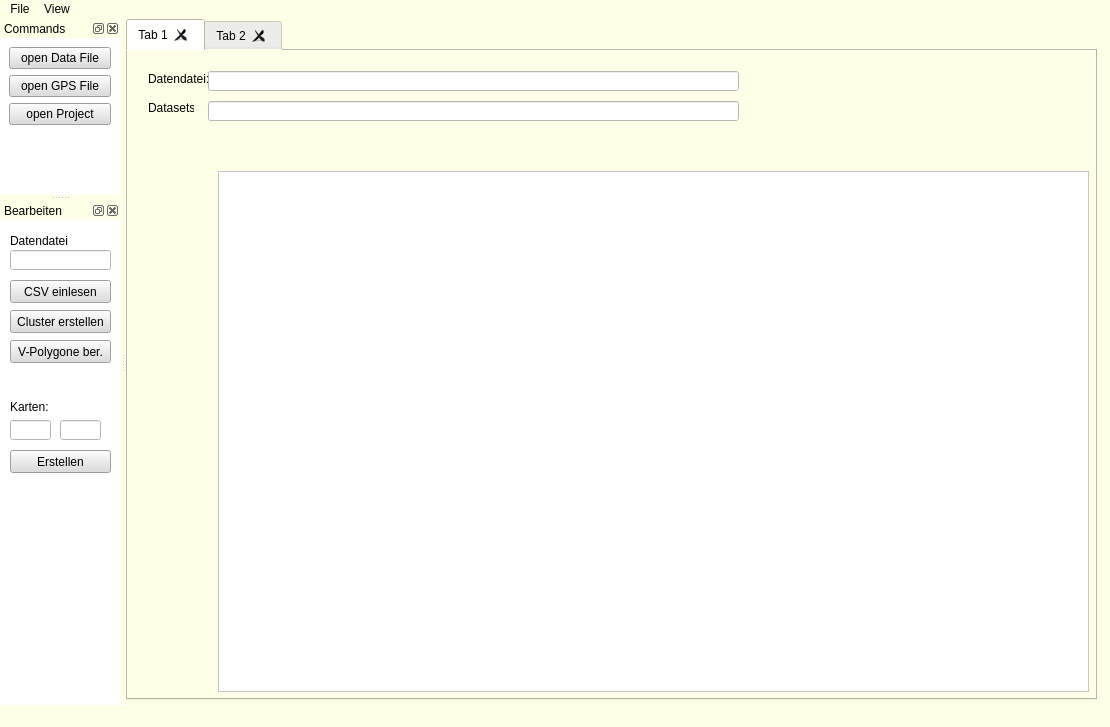
Qt form ui/Ui_Locomotif.ui (zzr1100/locomotifGUI) before a commit.
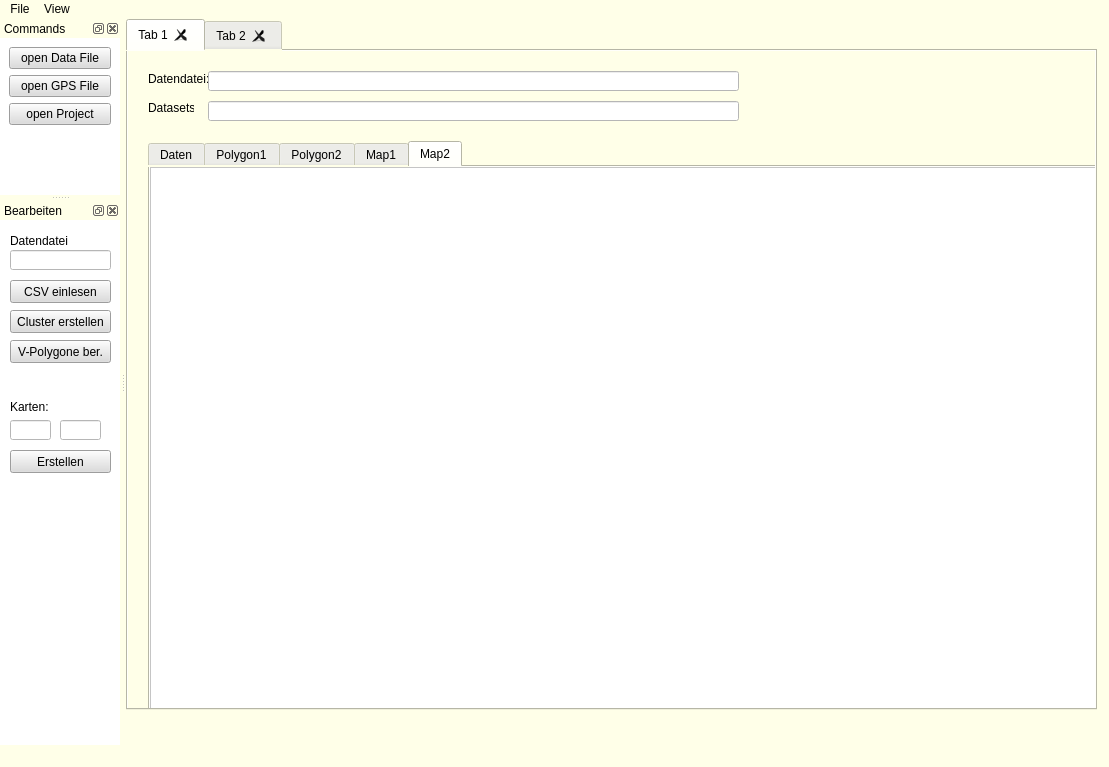
The same form after that commit.

The edit to the form file:
```diff
--- a/ui/Ui_Locomotif.ui
+++ b/ui/Ui_Locomotif.ui
@@ -6,8 +6,8 @@
    <rect>
     <x>0</x>
     <y>0</y>
-    <width>1110</width>
-    <height>727</height>
+    <width>1109</width>
+    <height>767</height>
    </rect>
   </property>
   <property name="windowTitle">
@@ -26,7 +26,7 @@
       <x>0</x>
       <y>0</y>
       <width>971</width>
-      <height>681</height>
+      <height>691</height>
      </rect>
     </property>
     <property name="sizePolicy">
@@ -115,18 +115,69 @@
        <string notr="true">background-color: rgb(255, 255, 255);</string>
       </property>
      </widget>
-     <widget class="QGraphicsView" name="t1MapView">
+     <widget class="QTabWidget" name="t1Data">
       <property name="geometry">
        <rect>
-        <x>90</x>
-        <y>120</y>
-        <width>871</width>
-        <height>521</height>
+        <x>20</x>
+        <y>90</y>
+        <width>951</width>
+        <height>571</height>
        </rect>
       </property>
-      <property name="styleSheet">
-       <string notr="true">background-color: rgb(255, 255, 255);</string>
+      <property name="currentIndex">
+       <number>4</number>
       </property>
+      <widget class="QWidget" name="t11Data">
+       <attribute name="title">
+        <string>Daten</string>
+       </attribute>
+      </widget>
+      <widget class="QWidget" name="t12Polygon">
+       <attribute name="title">
+        <string>Polygon1</string>
+       </attribute>
+      </widget>
+      <widget class="QWidget" name="t13Polygon">
+       <attribute name="title">
+        <string>Polygon2</string>
+       </attribute>
+      </widget>
+      <widget class="QWidget" name="t14Map">
+       <attribute name="title">
+        <string>Map1</string>
+       </attribute>
+       <widget class="QGraphicsView" name="t14MapView">
+        <property name="geometry">
+         <rect>
+          <x>0</x>
+          <y>0</y>
+          <width>951</width>
+          <height>551</height>
+         </rect>
+        </property>
+        <property name="styleSheet">
+         <string notr="true">background-color: rgb(255, 255, 255);</string>
+        </property>
+       </widget>
+      </widget>
+      <widget class="QWidget" name="t15Map">
+       <attribute name="title">
+        <string>Map2</string>
+       </attribute>
+       <widget class="QGraphicsView" name="t15MapView">
+        <property name="geometry">
+         <rect>
+          <x>0</x>
+          <y>0</y>
+          <width>951</width>
+          <height>551</height>
+         </rect>
+        </property>
+        <property name="styleSheet">
+         <string notr="true">background-color: rgb(255, 255, 255);</string>
+        </property>
+       </widget>
+      </widget>
      </widget>
     </widget>
     <widget class="QWidget" name="tab_2">
@@ -141,7 +192,7 @@
     <rect>
      <x>0</x>
      <y>0</y>
-     <width>1110</width>
+     <width>1109</width>
      <height>21</height>
     </rect>
    </property>
```
Left out of the diff: 52 changed lines with no effect on the pictures.
